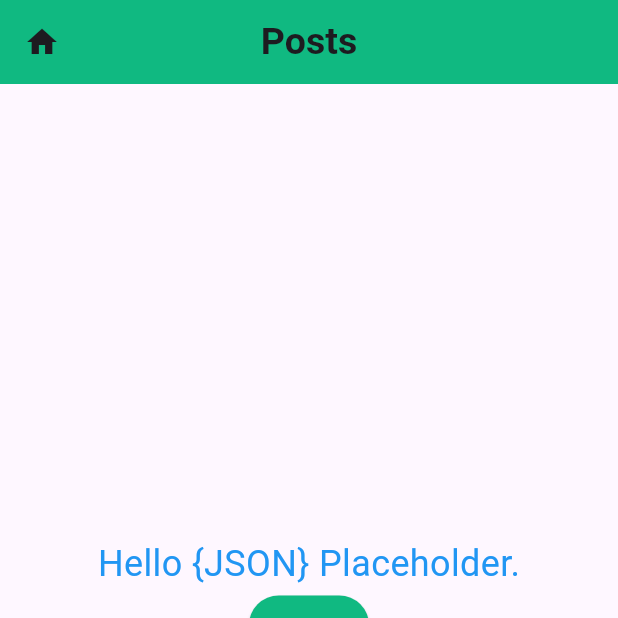
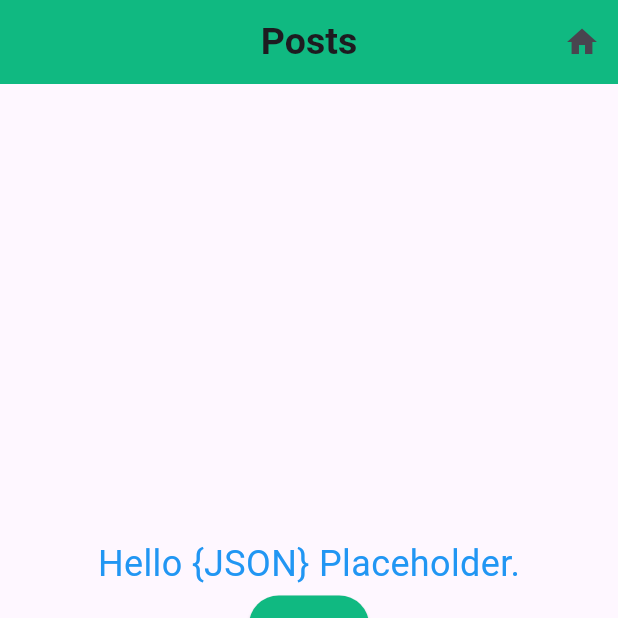
Before and after one commit to ru-461/request-placeholder, a Flutter app: the screen it shows after launch, on a phone screen of 412 x 824 dp, the top half of it. Run offline on Flutter 3.47's test engine with Material 3 defaults, Android fonts, the light colour scheme and no system bars; our stand-ins replace freezed_annotation, go_router, hooks_riverpod, logger, riverpod_annotation; generated files the repository leaves out were written again.

Commit message:
update: Update IconButton

```diff
--- a/lib/views/base.dart
+++ b/lib/views/base.dart
@@ -29,8 +29,10 @@
         ),
         centerTitle: true,
         backgroundColor: const Color.fromRGBO(16, 185, 129, 1),
-        leading: IconButton(
-            onPressed: () => {context.go('/')}, icon: const Icon(Icons.home)),
+        actions: [
+          IconButton(
+              onPressed: () => {context.go('/')}, icon: const Icon(Icons.home))
+        ],
       ),
       bottomNavigationBar: NavigationBar(
         selectedIndex: _selectedIndex,
```
